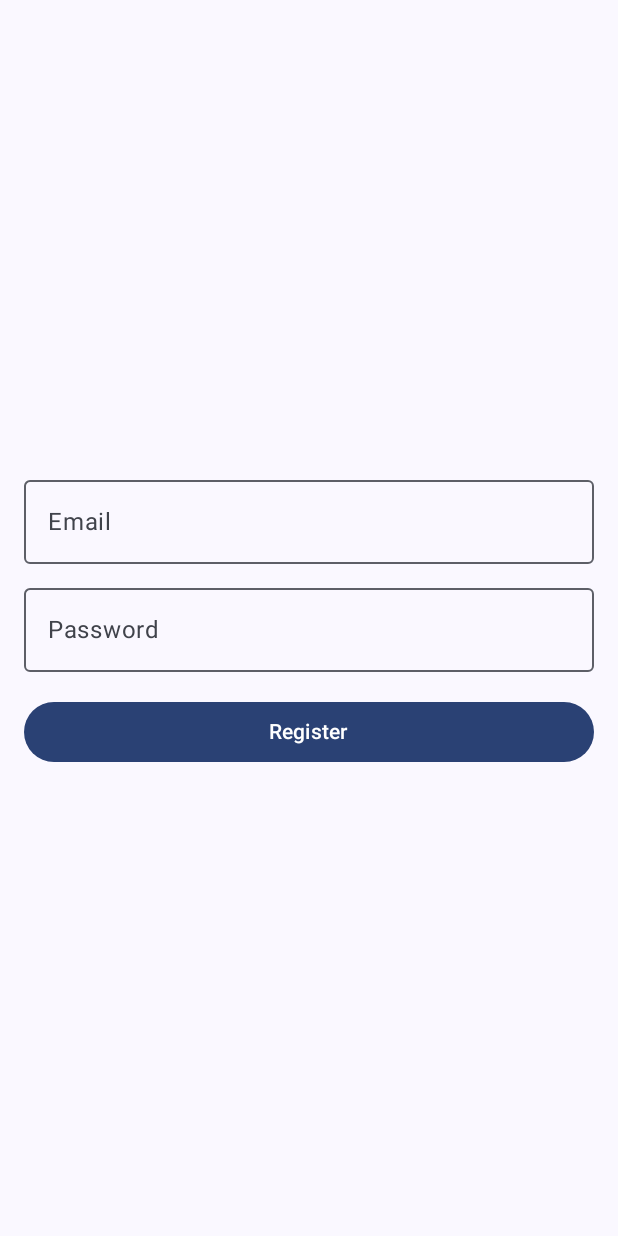
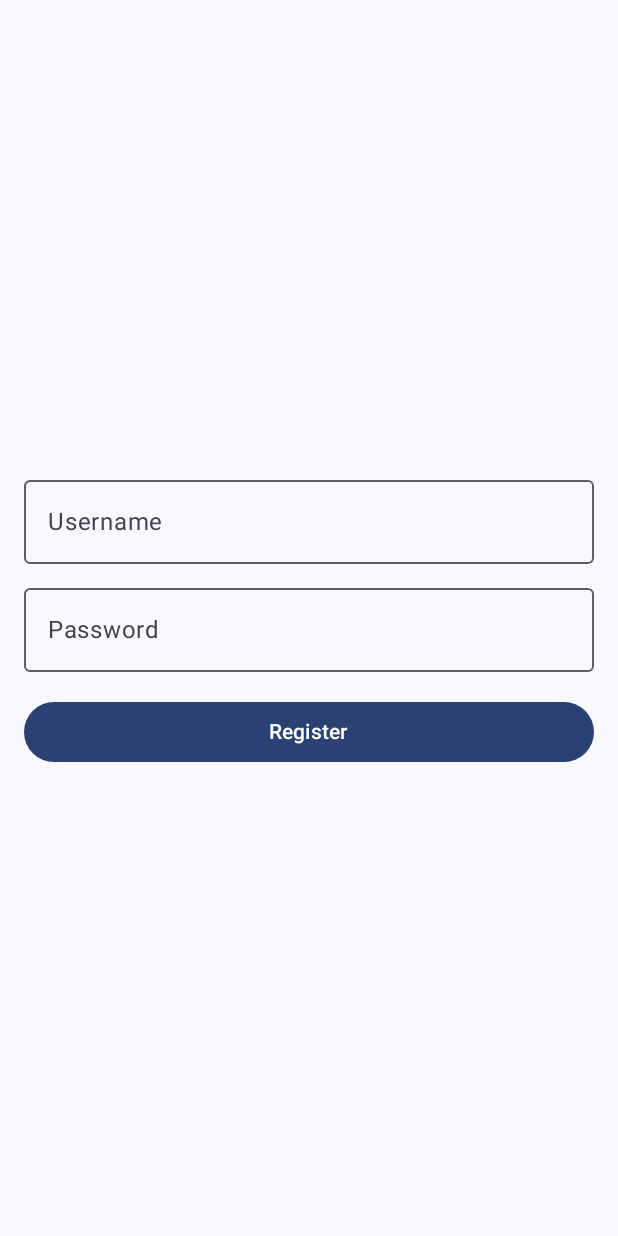
Before and after one commit to Ranhaz/locktalk, an Android app built with Jetpack Compose: the composable RegisterScreen shown on its own in the app's theme, after a tap on "Register", on a phone screen of 412 x 824 dp. Run offline under Robolectric (Android 15) with nearby library versions, the phone set to English and light mode, and no system bars; our stand-ins replace Firebase (no records; nobody signed in at launch, a user with empty details on screens opened directly).

Commit message:
update 1

```diff
--- a/app/src/main/java/com/example/locktalk_01/MainActivity.kt
+++ b/app/src/main/java/com/example/locktalk_01/MainActivity.kt
@@ -44,7 +44,7 @@ fun Greeting(name: String, modifier: Modifier = Modifier) {
 
 @Composable
 fun RegisterScreen(userRepository: UserRepository) {
-    var email by remember { mutableStateOf(TextFieldValue("")) }
+    var username by remember { mutableStateOf(TextFieldValue("")) }
     var password by remember { mutableStateOf(TextFieldValue("")) }
     val context = LocalContext.current
 
@@ -55,9 +55,9 @@ fun RegisterScreen(userRepository: UserRepository) {
         verticalArrangement = Arrangement.Center
     ) {
         OutlinedTextField(
-            value = email,
-            onValueChange = { email = it },
-            label = { Text("Email") },
+            value = username,
+            onValueChange = { username = it },
+            label = { Text("Username") },
             modifier = Modifier.fillMaxWidth()
         )
         Spacer(modifier = Modifier.height(8.dp))
@@ -70,7 +70,7 @@ fun RegisterScreen(userRepository: UserRepository) {
         Spacer(modifier = Modifier.height(16.dp))
         Button(
             onClick = {
-                userRepository.registerUser(email.text, password.text) { success ->
+                userRepository.registerUser(username.text, password.text) { success ->
                     if (success) {
                         Toast.makeText(
                             context, "User Registered!", Toast.LENGTH_SHORT
--- a/app/src/main/java/com/example/locktalk_01/UserRepository.kt
+++ b/app/src/main/java/com/example/locktalk_01/UserRepository.kt
@@ -1,5 +1,6 @@
 package com.example.locktalk_01
 
+import com.example.locktalk_01.models.User
 import com.google.firebase.auth.FirebaseAuth
 import com.google.firebase.firestore.FirebaseFirestore
 
@@ -7,13 +8,15 @@ class UserRepository {
     private val auth: FirebaseAuth = FirebaseAuth.getInstance()
     private val firestore: FirebaseFirestore = FirebaseFirestore.getInstance()
 
-    fun registerUser(email: String, password: String, callback: (Boolean) -> Unit) {
-        auth.createUserWithEmailAndPassword(email, password)
+    fun registerUser(username: String, password: String, callback: (Boolean) -> Unit) {
+        val dummyEmail = "$username@example.com"
+        auth.createUserWithEmailAndPassword(dummyEmail, password)
             .addOnCompleteListener { task ->
                 if (task.isSuccessful) {
                     val userId = auth.currentUser?.uid
                     userId?.let {
-                        saveUserToFirestore(it, email, callback)
+                        val user=User(username,password)
+                        saveUserToFirestore(it,user, callback)
                     }
                 } else {
                     callback(false)
@@ -21,14 +24,14 @@ class UserRepository {
             }
     }
 
-    private fun saveUserToFirestore(userId: String, email: String, callback: (Boolean) -> Unit) {
-        val user = hashMapOf(
+    private fun saveUserToFirestore(userId: String, user:User, callback: (Boolean) -> Unit) {
+        val userMap = hashMapOf(
             "userId" to userId,
-            "email" to email,
-            "name" to "New User"
+            "username" to user.username,
+            "password" to user.password
         )
 
-        firestore.collection("Users").document(userId).set(user)
+        firestore.collection("Users").document(userId).set(userMap)
             .addOnSuccessListener { callback(true) }
             .addOnFailureListener { callback(false) }
     }
```
